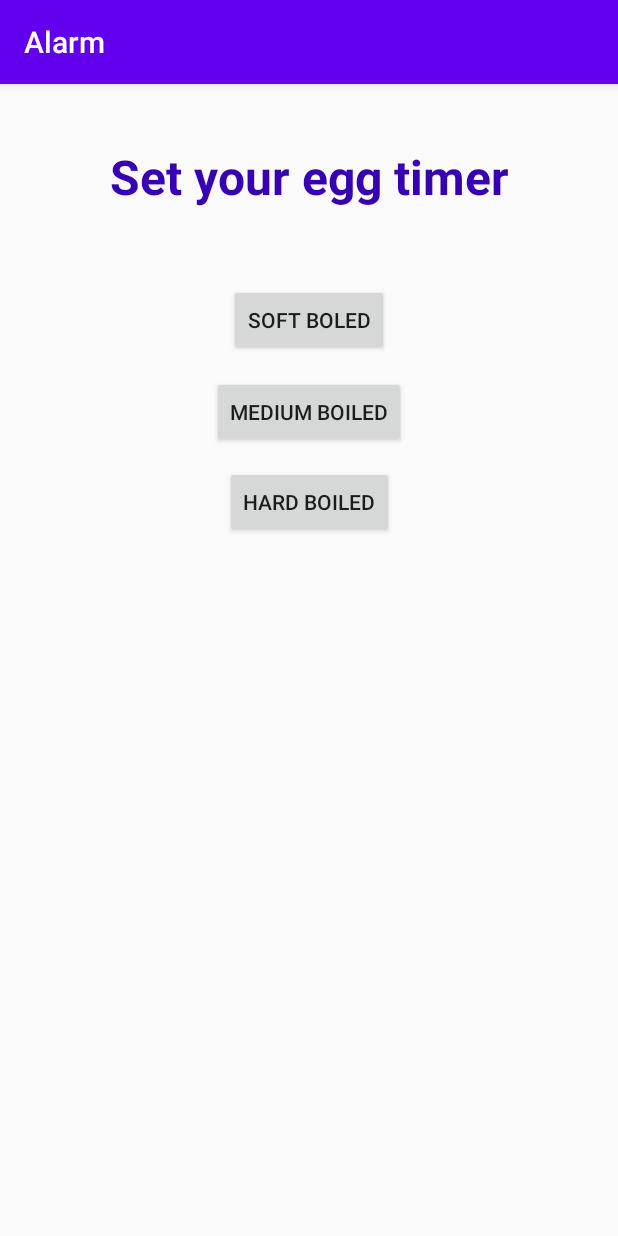
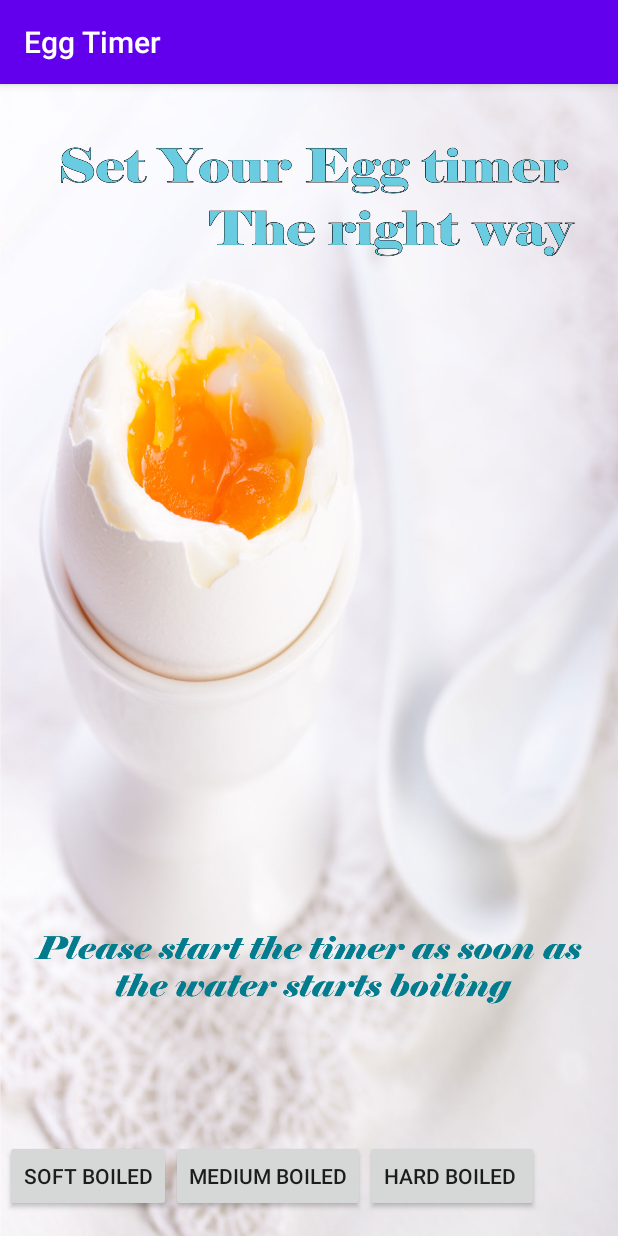
Before and after one commit to AtanFili/Alarm, an Android app: the screen it shows after launch (MainActivity), on a phone screen of 412 x 824 dp. Run offline under Robolectric (Android 15) with nearby library versions, the phone set to English and light mode, and no system bars.

Commit message:
third commit

```diff
--- a/app/src/main/AndroidManifest.xml
+++ b/app/src/main/AndroidManifest.xml
@@ -1,7 +1,6 @@
 <?xml version="1.0" encoding="utf-8"?>
 <manifest xmlns:android="http://schemas.android.com/apk/res/android"
     package="com.gsixacademy.android.alarm">
-
     <application
         android:allowBackup="true"
         android:icon="@mipmap/ic_launcher"
@@ -9,8 +8,11 @@
         android:roundIcon="@mipmap/ic_launcher_round"
         android:supportsRtl="true"
         android:theme="@style/AppTheme">
+
         <activity android:name=".AlarmOnActivity"></activity>
-        <activity android:name=".MainActivity">
+        <activity android:name=".MainActivity"
+            android:label="Egg Timer">
+
             <intent-filter>
                 <action android:name="android.intent.action.MAIN" />
 
--- a/app/src/main/res/layout/activity_main.xml
+++ b/app/src/main/res/layout/activity_main.xml
@@ -4,49 +4,38 @@
     xmlns:tools="http://schemas.android.com/tools"
     android:layout_width="match_parent"
     android:layout_height="match_parent"
+    android:background="@drawable/egg_background"
     tools:context=".MainActivity">
-
-    <TextView
-        android:id="@+id/textView"
-        android:layout_width="wrap_content"
-        android:layout_height="wrap_content"
-        android:layout_marginTop="40dp"
-        android:text="Set your egg timer"
-        android:textColor="@color/colorPrimaryDark"
-        android:textSize="32dp"
-        android:textStyle="bold"
-        app:layout_constraintEnd_toEndOf="parent"
-        app:layout_constraintStart_toStartOf="parent"
-        app:layout_constraintTop_toTopOf="parent" />
 
 
     <Button
         android:id="@+id/button"
         android:layout_width="wrap_content"
         android:layout_height="wrap_content"
-        android:layout_marginTop="50dp"
-        android:text="Soft Boled"
-        app:layout_constraintEnd_toEndOf="parent"
-        app:layout_constraintStart_toStartOf="parent"
-        app:layout_constraintTop_toBottomOf="@+id/textView" />
+        android:layout_marginStart="3dp"
+        android:layout_marginBottom="16dp"
+        android:text="Soft Boiled"
+        app:layout_constraintBottom_toBottomOf="parent"
+        app:layout_constraintStart_toStartOf="parent" />
 
     <Button
         android:id="@+id/button3"
         android:layout_width="wrap_content"
         android:layout_height="wrap_content"
-        android:layout_marginTop="13dp"
         android:text="Medium boiled"
-        app:layout_constraintEnd_toEndOf="parent"
-        app:layout_constraintStart_toStartOf="parent"
-        app:layout_constraintTop_toBottomOf="@+id/button" />
+        app:layout_constraintStart_toEndOf="@id/button"
+        app:layout_constraintTop_toTopOf="@id/button"
+        app:layout_constraintBottom_toBottomOf="@id/button"
+         />
 
     <Button
         android:id="@+id/button4"
         android:layout_width="wrap_content"
         android:layout_height="wrap_content"
-        android:layout_marginTop="12dp"
-        android:text="Hard Boiled"
-        app:layout_constraintEnd_toEndOf="parent"
-        app:layout_constraintStart_toStartOf="parent"
-        app:layout_constraintTop_toBottomOf="@+id/button3" />
+        android:text="Hard Boiled "
+     app:layout_constraintStart_toEndOf="@id/button3"
+        app:layout_constraintTop_toTopOf="@id/button3"
+        app:layout_constraintBottom_toBottomOf="@id/button3"
+        android:layout_marginEnd="3dp"
+        android:layout_marginRight="3dp"/>
 </androidx.constraintlayout.widget.ConstraintLayout>
--- a/app/src/main/res/values/colors.xml
+++ b/app/src/main/res/values/colors.xml
@@ -3,4 +3,7 @@
     <color name="colorPrimary">#6200EE</color>
     <color name="colorPrimaryDark">#3700B3</color>
     <color name="colorAccent">#03DAC5</color>
+    <color name="colorYellow">#D5B85A</color>
+    <color name="colorGray">#808080</color>
+    <color name="colorCian">#69cbe1</color>
 </resources>
```
Also changed, not shown: app/src/main/res/drawable/hard_boiled_egg.xml (added, +7 -0 lines), app/src/main/res/drawable/medium_boiled_icon.xml (added, +7 -0 lines), app/src/main/res/drawable/soft_boiled_icon.xml (added, +7 -0 lines), app/src/main/res/layout/activity_alarm_on.xml (+7 -3 lines), app/src/main/res/drawable/egg_background.jpg (added), 1 other file.
